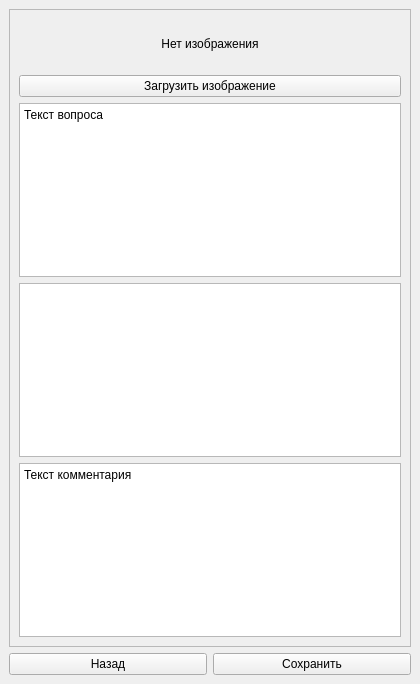
misha258734/driving_app, file mainwindow.ui: the form before one commit.
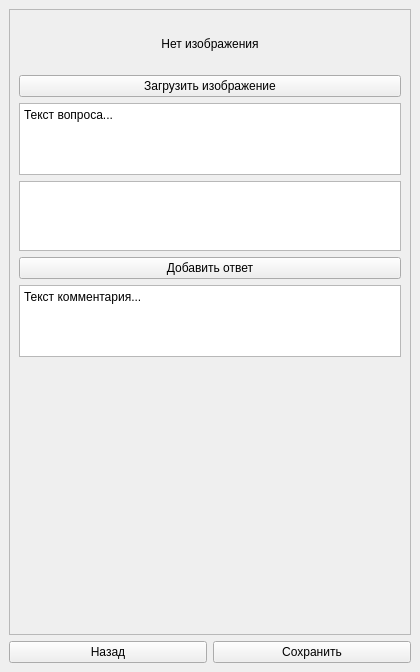
The form after the commit. The open tabs and pages were chosen to show the change.

Commit message: Made add buttons for tickets and questions. Almost made interface for full ticket editing

What changed in the file:
```diff
--- a/mainwindow.ui
+++ b/mainwindow.ui
@@ -7,7 +7,7 @@
     <x>0</x>
     <y>0</y>
     <width>420</width>
-    <height>684</height>
+    <height>672</height>
    </rect>
   </property>
   <property name="sizePolicy">
@@ -470,6 +470,9 @@
         </item>
         <item row="0" column="0" colspan="2">
          <widget class="QScrollArea" name="scrollArea_4">
+          <property name="sizeAdjustPolicy">
+           <enum>QAbstractScrollArea::SizeAdjustPolicy::AdjustIgnored</enum>
+          </property>
           <property name="widgetResizable">
            <bool>true</bool>
           </property>
@@ -479,7 +482,7 @@
              <x>0</x>
              <y>0</y>
              <width>400</width>
-             <height>633</height>
+             <height>621</height>
             </rect>
            </property>
            <layout class="QVBoxLayout" name="verticalLayout_5">
@@ -526,6 +529,15 @@
             </item>
             <item>
              <widget class="QTextEdit" name="question_text_textEdit">
+              <property name="sizePolicy">
+               <sizepolicy hsizetype="Expanding" vsizetype="Maximum">
+                <horstretch>0</horstretch>
+                <verstretch>0</verstretch>
+               </sizepolicy>
+              </property>
+              <property name="sizeAdjustPolicy">
+               <enum>QAbstractScrollArea::SizeAdjustPolicy::AdjustToContents</enum>
+              </property>
               <property name="html">
                <string>&lt;!DOCTYPE HTML PUBLIC &quot;-//W3C//DTD HTML 4.0//EN&quot; &quot;http://www.w3.org/TR/REC-html40/strict.dtd&quot;&gt;
 &lt;html&gt;&lt;head&gt;&lt;meta name=&quot;qrichtext&quot; content=&quot;1&quot; /&gt;&lt;meta charset=&quot;utf-8&quot; /&gt;&lt;style type=&quot;text/css&quot;&gt;
@@ -534,22 +546,69 @@
 li.unchecked::marker { content: &quot;\2610&quot;; }
 li.checked::marker { content: &quot;\2612&quot;; }
 &lt;/style&gt;&lt;/head&gt;&lt;body style=&quot; font-family:'Sans Serif'; font-size:9pt; font-weight:400; font-style:normal;&quot;&gt;
-&lt;p style=&quot; margin-top:0px; margin-bottom:0px; margin-left:0px; margin-right:0px; -qt-block-indent:0; text-indent:0px;&quot;&gt;Текст вопроса&lt;/p&gt;&lt;/body&gt;&lt;/html&gt;</string>
+&lt;p style=&quot; margin-top:0px; margin-bottom:0px; margin-left:0px; margin-right:0px; -qt-block-indent:0; text-indent:0px;&quot;&gt;Текст вопроса...&lt;/p&gt;&lt;/body&gt;&lt;/html&gt;</string>
               </property>
              </widget>
             </item>
             <item>
-             <widget class="QTableView" name="answers_table">
+             <widget class="QTableWidget" name="answers_table">
               <property name="sizePolicy">
-               <sizepolicy hsizetype="MinimumExpanding" vsizetype="Expanding">
+               <sizepolicy hsizetype="Expanding" vsizetype="Maximum">
                 <horstretch>0</horstretch>
                 <verstretch>0</verstretch>
                </sizepolicy>
+              </property>
+              <property name="verticalScrollBarPolicy">
+               <enum>Qt::ScrollBarPolicy::ScrollBarAlwaysOff</enum>
+              </property>
+              <property name="horizontalScrollBarPolicy">
+               <enum>Qt::ScrollBarPolicy::ScrollBarAlwaysOff</enum>
+              </property>
+              <property name="sizeAdjustPolicy">
+               <enum>QAbstractScrollArea::SizeAdjustPolicy::AdjustToContents</enum>
+              </property>
+              <property name="autoScroll">
+               <bool>false</bool>
+              </property>
+              <property name="columnCount">
+               <number>1</number>
+              </property>
+              <attribute name="horizontalHeaderVisible">
+               <bool>false</bool>
+              </attribute>
+              <attribute name="horizontalHeaderCascadingSectionResizes">
+               <bool>false</bool>
+              </attribute>
+              <attribute name="horizontalHeaderDefaultSectionSize">
+               <number>38</number>
+              </attribute>
+              <attribute name="verticalHeaderVisible">
+               <bool>false</bool>
+              </attribute>
+              <attribute name="verticalHeaderCascadingSectionResizes">
+               <bool>false</bool>
+              </attribute>
+              <column/>
+             </widget>
+            </item>
+            <item>
+             <widget class="QPushButton" name="add_answer_button">
+              <property name="text">
+               <string>Добавить ответ</string>
               </property>
              </widget>
             </item>
             <item>
              <widget class="QTextEdit" name="comment_text_textEdit">
+              <property name="sizePolicy">
+               <sizepolicy hsizetype="Expanding" vsizetype="Maximum">
+                <horstretch>0</horstretch>
+                <verstretch>0</verstretch>
+               </sizepolicy>
+              </property>
+              <property name="sizeAdjustPolicy">
+               <enum>QAbstractScrollArea::SizeAdjustPolicy::AdjustToContents</enum>
+              </property>
               <property name="html">
                <string>&lt;!DOCTYPE HTML PUBLIC &quot;-//W3C//DTD HTML 4.0//EN&quot; &quot;http://www.w3.org/TR/REC-html40/strict.dtd&quot;&gt;
 &lt;html&gt;&lt;head&gt;&lt;meta name=&quot;qrichtext&quot; content=&quot;1&quot; /&gt;&lt;meta charset=&quot;utf-8&quot; /&gt;&lt;style type=&quot;text/css&quot;&gt;
@@ -558,11 +617,24 @@
 li.unchecked::marker { content: &quot;\2610&quot;; }
 li.checked::marker { content: &quot;\2612&quot;; }
 &lt;/style&gt;&lt;/head&gt;&lt;body style=&quot; font-family:'Sans Serif'; font-size:9pt; font-weight:400; font-style:normal;&quot;&gt;
-&lt;p style=&quot; margin-top:0px; margin-bottom:0px; margin-left:0px; margin-right:0px; -qt-block-indent:0; text-indent:0px;&quot;&gt;Текст комментария&lt;/p&gt;
+&lt;p style=&quot; margin-top:0px; margin-bottom:0px; margin-left:0px; margin-right:0px; -qt-block-indent:0; text-indent:0px;&quot;&gt;Текст комментария...&lt;/p&gt;
 &lt;p style=&quot;-qt-paragraph-type:empty; margin-top:0px; margin-bottom:0px; margin-left:0px; margin-right:0px; -qt-block-indent:0; text-indent:0px;&quot;&gt;&lt;br /&gt;&lt;/p&gt;&lt;/body&gt;&lt;/html&gt;</string>
               </property>
              </widget>
             </item>
+            <item>
+             <spacer name="verticalSpacer_7">
+              <property name="orientation">
+               <enum>Qt::Orientation::Vertical</enum>
+              </property>
+              <property name="sizeHint" stdset="0">
+               <size>
+                <width>20</width>
+                <height>40</height>
+               </size>
+              </property>
+             </spacer>
+            </item>
            </layout>
           </widget>
          </widget>
```
Left out of the diff: 108 changed lines with no effect on the pictures. The commit also changes 14 other files.
